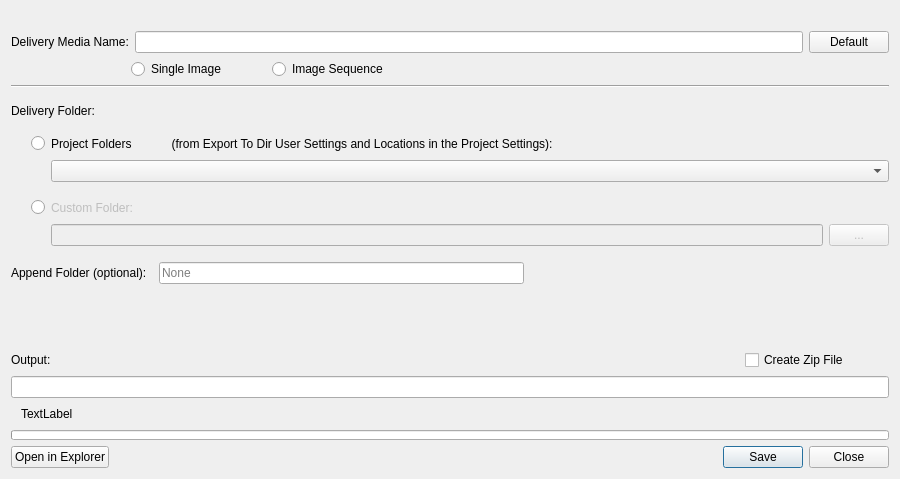
AltaArts/ExportToDir--Prism-Plugin, file ExportToDir/Scripts/ExportToDir.ui: the form before one commit.
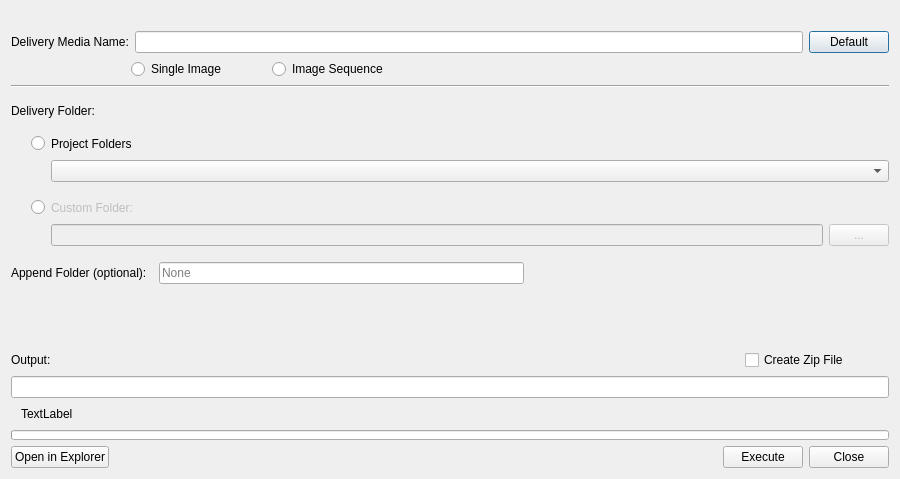
The form after the commit.

Commit message: Slight redesign for Recents implementation

```diff
--- a/ExportToDir/Scripts/ExportToDir.ui
+++ b/ExportToDir/Scripts/ExportToDir.ui
@@ -205,7 +205,7 @@
          <item>
           <widget class="QLabel" name="l_radioProjectFolder">
            <property name="text">
-            <string>Project Folders            (from Export To Dir User Settings and Locations in the Project Settings):</string>
+            <string>Project Folders</string>
            </property>
           </widget>
          </item>
@@ -549,15 +549,29 @@
         </widget>
        </item>
        <item>
-        <widget class="QDialogButtonBox" name="buttonBox">
-         <property name="layoutDirection">
-          <enum>Qt::LeftToRight</enum>
+        <spacer name="horizontalSpacer_13">
+         <property name="orientation">
+          <enum>Qt::Horizontal</enum>
          </property>
-         <property name="standardButtons">
-          <set>QDialogButtonBox::Close|QDialogButtonBox::Save</set>
+         <property name="sizeHint" stdset="0">
+          <size>
+           <width>40</width>
+           <height>20</height>
+          </size>
          </property>
-         <property name="centerButtons">
-          <bool>false</bool>
+        </spacer>
+       </item>
+       <item>
+        <widget class="QPushButton" name="but_execute">
+         <property name="text">
+          <string>Execute</string>
+         </property>
+        </widget>
+       </item>
+       <item>
+        <widget class="QPushButton" name="but_close">
+         <property name="text">
+          <string>Close</string>
          </property>
         </widget>
        </item>
```
The commit also changes 1 other file.
